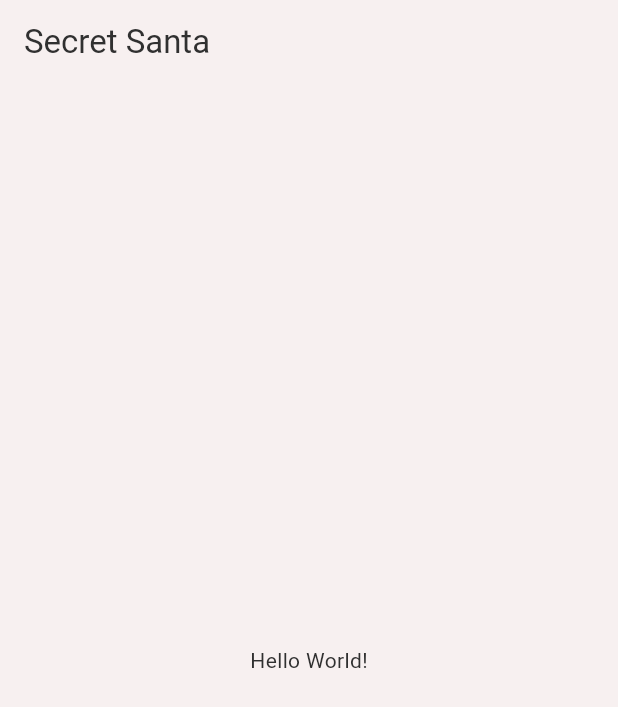
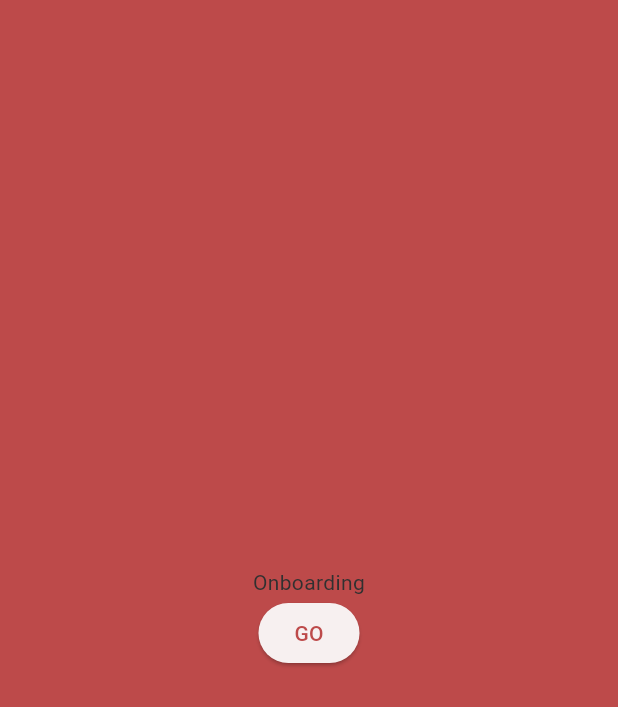
Before and after one commit to emersonsiega/secret_santa, a Flutter app: the screen it shows after launch, on a phone screen of 412 x 824 dp. Shown: the top 707 px of the screen. Run offline on Flutter 3.47's test engine with Material 3 defaults, Android fonts, the phone set to English and light mode, and no system bars; our stand-ins replace flutter_dotenv, freezed_annotation, go_router, logger; missing offline and left inert: slang; generated files the repository leaves out were written again.

Commit message:
chore: go_router set up

```diff
--- /dev/null
+++ b/lib/src/features/history/screens/history_screen.dart
@@ -0,0 +1,15 @@
+import 'package:flutter/material.dart';
+
+class HistoryScreen extends StatelessWidget {
+  const HistoryScreen({super.key});
+
+  @override
+  Widget build(BuildContext context) {
+    return Scaffold(
+      appBar: AppBar(),
+      body: Center(
+        child: Text('History'),
+      ),
+    );
+  }
+}
--- /dev/null
+++ b/lib/src/features/onboarding/presentation/screens/onboarding_screen.dart
@@ -0,0 +1,31 @@
+import 'package:flutter/material.dart';
+
+import 'package:go_router/go_router.dart';
+import 'package:secret_santa/src/shared/presentation/design_system/colors.dart';
+
+class OnboardingScreen extends StatelessWidget {
+  const OnboardingScreen({super.key});
+
+  @override
+  Widget build(BuildContext context) {
+    return Scaffold(
+      backgroundColor: AppColors.primary,
+      body: SafeArea(
+        child: Column(
+          mainAxisAlignment: MainAxisAlignment.center,
+          children: [
+            Text('Onboarding', textAlign: TextAlign.center),
+            Center(
+              child: ElevatedButton(
+                onPressed: () {
+                  context.goNamed('history');
+                },
+                child: Text("GO"),
+              ),
+            ),
+          ],
+        ),
+      ),
+    );
+  }
+}
--- /dev/null
+++ b/lib/src/shared/presentation/navigation/app_routes.dart
@@ -0,0 +1,29 @@
+import 'package:flutter/material.dart';
+
+import 'package:go_router/go_router.dart';
+import 'package:secret_santa/src/features/history/screens/history_screen.dart';
+import 'package:secret_santa/src/features/onboarding/presentation/screens/onboarding_screen.dart';
+
+final appRouter = GoRouter(
+  debugLogDiagnostics: true,
+  routes: [
+    /// Public routes
+    GoRoute(
+      name: 'root',
+      path: '/',
+      builder: (context, state) => OnboardingScreen(),
+    ),
+
+    /// Logged area
+    GoRoute(
+      name: 'history',
+      path: '/history',
+      builder: (context, state) => HistoryScreen(),
+    ),
+    GoRoute(
+      name: 'createGroup',
+      path: '/create-group',
+      builder: (context, state) => Scaffold(body: Center(child: Text("TODO"))),
+    ),
+  ],
+);
--- a/lib/src/shared/presentation/screens/main_app.dart
+++ b/lib/src/shared/presentation/screens/main_app.dart
@@ -4,13 +4,15 @@ import 'package:flutter_localizations/flutter_localizations.dart';
 import 'package:secret_santa/src/shared/domain/entities/config/flavors.dart';
 import 'package:secret_santa/src/shared/presentation/design_system/theme.dart';
 import 'package:secret_santa/src/shared/presentation/i18n/translations.g.dart';
+import 'package:secret_santa/src/shared/presentation/navigation/app_routes.dart';
 
 class MainApp extends StatelessWidget {
   const MainApp({super.key});
 
   @override
   Widget build(BuildContext context) {
-    return MaterialApp(
+    return MaterialApp.router(
+      routerConfig: appRouter,
       theme: buildTheme(),
       title: F.title,
       debugShowCheckedModeBanner: false,
@@ -20,14 +22,6 @@ class MainApp extends StatelessWidget {
         GlobalMaterialLocalizations.delegate,
         GlobalWidgetsLocalizations.delegate,
       ],
-      home: Scaffold(
-        appBar: AppBar(
-          title: Text(F.title),
-        ),
-        body: Center(
-          child: Text('Hello World!'),
-        ),
-      ),
     );
   }
 }
--- a/pubspec.yaml
+++ b/pubspec.yaml
@@ -19,6 +19,7 @@ dependencies:
   intl: ^0.20.2
   freezed_annotation: ^3.1.0
   json_annotation: ^4.9.0
+  go_router: ^17.0.0
 
 dev_dependencies:
   flutter_test:
```
Also changed, not shown: pubspec.lock, 1 other file.
